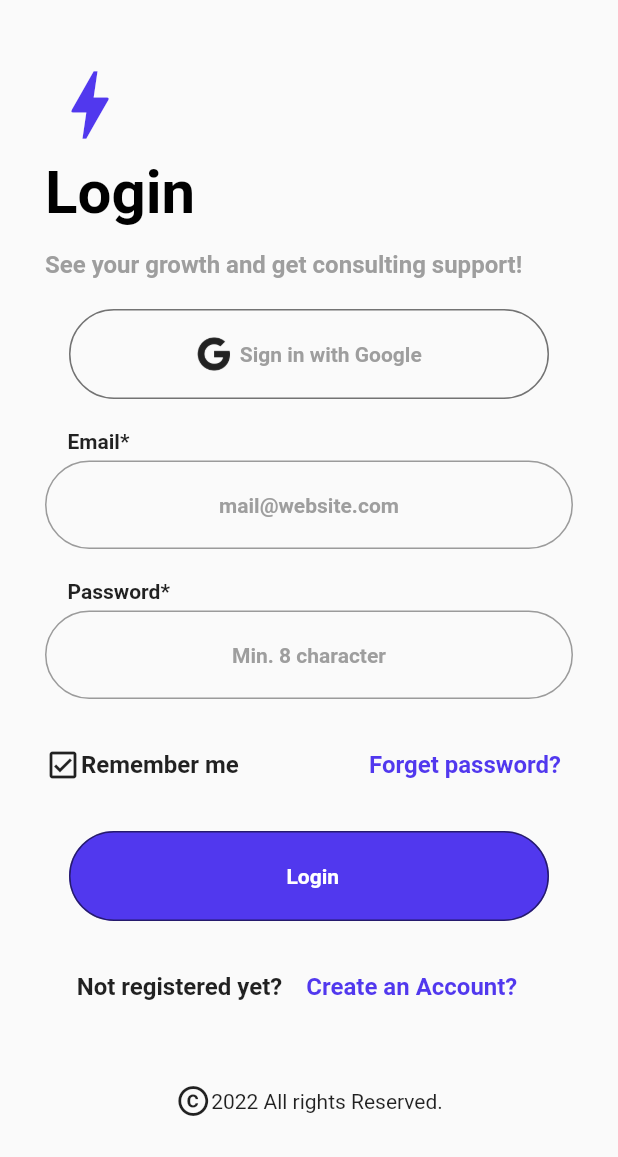
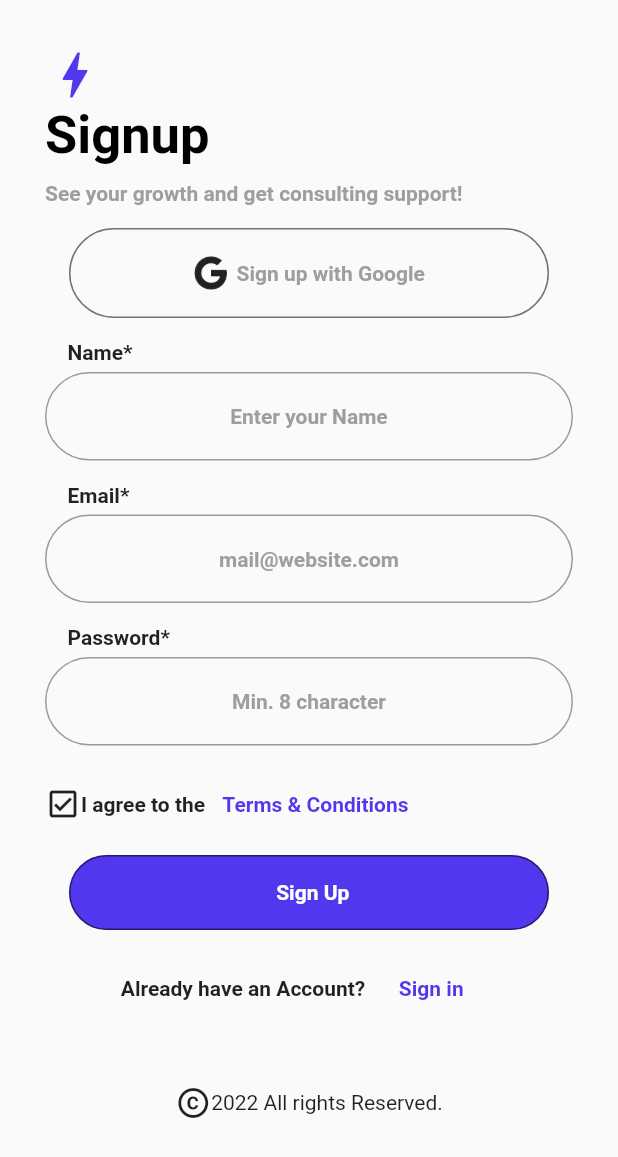
Before and after one commit to Surpriso2017/login-and-signup-screens-design-arunwosti, a Flutter app: the screen it shows after launch, on a phone screen of 412 x 824 dp. Shown: the top 1157 px of the screen. Run offline on Flutter 3.47's test engine with Material 2 defaults, Android fonts, the phone set to English and light mode, and no system bars.

Commit message:
Signup page created

```diff
--- a/lib/main.dart
+++ b/lib/main.dart
@@ -1,4 +1,5 @@
 import 'package:dashboard/login_screen.dart';
+import 'package:dashboard/signup_screen.dart';
 import 'package:flutter/material.dart';
 
 void main() {
@@ -15,7 +16,7 @@ class MyApp extends StatelessWidget {
       debugShowCheckedModeBanner: false,
 
 
-      home: const LoginPage(),
+      home: const SignupPage(),
     );
   }
 }
--- /dev/null
+++ b/lib/signup_screen.dart
@@ -0,0 +1,337 @@
+import 'package:flutter/material.dart';
+
+class SignupPage extends StatefulWidget {
+  const SignupPage({ Key? key }) : super(key: key);
+
+  @override
+  _SignupPageState createState() => _SignupPageState();
+}
+
+class _SignupPageState extends State<SignupPage> {
+ final purpcolor = Color(0xff5138EE);
+  @override
+  Widget build(BuildContext context) {
+    return Scaffold(
+
+      body: Padding(
+        padding: const EdgeInsets.only(left: 30, right: 30),
+        child: SingleChildScrollView(
+          child: Column(
+
+            children: <Widget>[
+                Row(
+                    children: [
+                      Padding(
+                        padding: const EdgeInsets.only(top: 30, ),
+                        child: Icon(Icons.bolt, color:purpcolor,
+                        size: 40,),
+                      )
+                    ],
+              ),
+              Padding(
+                padding: const EdgeInsets.only( bottom: 10),
+                child: Row(
+                  children:< Text>[
+                  Text('Signup',
+                   style: TextStyle(color: Colors.black,
+                          fontSize: 35,
+                          fontWeight: FontWeight.bold ),
+                   )
+            ],
+
+                ),
+              ),
+
+               Row(
+                 children: <Text>[
+                   Text('See your growth and get consulting support!',
+                   style: TextStyle(color: Colors.grey,
+                   fontSize: 14,
+                   fontWeight: FontWeight.bold),
+                   )
+                 ],
+               ),
+
+               //============Sized Box====================================
+                      SizedBox( height: 15,),
+               //==========================================================
+
+
+                  Container(
+                    height: 60,
+                    child: MaterialButton(onPressed: (){},
+
+                     child: Container(
+                     height:60,
+
+                     color: Colors.transparent,
+                     child: Container(
+                       decoration: BoxDecoration(
+                         border: Border.all(
+                           color: Colors.black54,
+                           style: BorderStyle.solid,
+                           width: 1,
+                         ),
+                         color: Colors.transparent,
+                        borderRadius: BorderRadius.circular(30),
+                       ),
+                       child: Padding(
+                         padding: const EdgeInsets.only(left:45.0,right: 45),
+                         child: Row(
+                           mainAxisAlignment: MainAxisAlignment.center,
+                           children:<Widget> [
+                             Center(
+                               child: ImageIcon(AssetImage('assets/images/google-icon.png')),
+
+                             ),
+                             Center(
+                               child: Padding(
+                                 padding: const EdgeInsets.only(left: 5),
+                                 child: Text('Sign up with Google',
+                                         style: TextStyle(color: Colors.grey,
+                                          fontSize: 14,
+                                           fontWeight: FontWeight.bold),),
+                               ),
+                             ),
+
+                           ],
+                         ),
+                       ),
+                     ),
+               ),
+                 ),
+                  ),
+
+                //============Sized Box====================================
+                      SizedBox( height: 15,),
+               //==========================================================
+
+               Row(
+                 children: [
+                   Padding(
+                     padding:  const EdgeInsets.only(bottom: 5, left: 15),
+                     child: Text('Name*', style: TextStyle(fontWeight: FontWeight.bold),),
+                   )
+                 ],
+               ),
+
+              Container(
+                child: Column(
+                  children: [
+                    TextField(
+                     textAlign: TextAlign.center,
+                     decoration: InputDecoration(
+                       hintText: 'Enter your Name',
+                       hintStyle: TextStyle(color: Colors.grey,
+                                    fontSize: 14,
+                                     fontWeight: FontWeight.bold),
+                         border: OutlineInputBorder(borderRadius: BorderRadius.circular(30))
+
+                     ),
+                    ),
+                  ],
+                ),
+              ),
+
+
+               //============Sized Box====================================
+                      SizedBox( height: 15,),
+               //==========================================================
+
+                 Row(
+                   children: [
+                     Padding(
+                       padding: const EdgeInsets.only(bottom: 5, left: 15),
+                       child: const Text('Email*',textAlign: TextAlign.left,
+                               style: TextStyle(fontWeight: FontWeight.bold),
+                               )
+
+                     ),
+                   ],
+                 ),
+               Container(
+                 child: Column(
+                   children: [
+
+
+                     TextField(
+                       textAlign: TextAlign.center,
+                       decoration: InputDecoration(
+                         hintText: 'mail@website.com',
+                         hintStyle: TextStyle(color: Colors.grey,
+                                    fontSize: 14,
+                                     fontWeight: FontWeight.bold),
+                         border: OutlineInputBorder(borderRadius: BorderRadius.circular(30))
+
+                       ),
+                     ),
+
+                      //============Sized Box====================================
+                      SizedBox( height: 15,),
+                     //=============Password===================================
+
+                       Row(
+                   children: [
+                     Padding(
+                       padding: const EdgeInsets.only(bottom: 5, left: 15),
+                       child: const Text('Password*',textAlign: TextAlign.left,
+                               style: TextStyle(fontWeight: FontWeight.bold),
+                               )
+
+                     ),
+                   ],
+                 ),
+
+                 //=============2nd Text Field===================================
+                     TextField(
+
+                       textAlign: TextAlign.center,
+                       obscureText: true,
+                       decoration: InputDecoration(
+                         hintText: 'Min. 8 character',
+                         hintStyle: TextStyle(color: Colors.grey,
+                                    fontSize: 14,
+                                     fontWeight: FontWeight.bold),
+
+                         border: OutlineInputBorder(borderRadius: BorderRadius.circular(30)),
+
+
+                       ),
+                     )
+
+
+                   ],
+                 ),
+               ),
+
+                //============Sized Box====================================
+                      SizedBox( height: 15,),
+               //====================forget password================================
+
+               Row(
+
+                 children: [
+                   Row(
+                     children: [
+                       Icon(Icons.check_box_outlined),
+                       Text('I agree to the ', style: TextStyle(fontWeight: FontWeight.bold, fontSize: 14),),
+
+                     ],
+                   ),
+                   Column(
+                      children: [
+                        TextButton(onPressed: (){},
+                        child:
+                        Text('Terms & Conditions', style: TextStyle(color: purpcolor ,fontWeight: FontWeight.bold,fontSize: 14),)
+                     ),
+                      ],
+                   )
+                 ],
+               ),
+
+
+               //============Sized Box====================================
+                      SizedBox( height: 10,),
+               //========================================================
+              //==============================Login Button======================================
+
+
+
+               MaterialButton(onPressed: (){},
+                 child:
+                   Container(
+                     height:50,
+                     color: Colors.transparent,
+                     child: Container(
+                       decoration: BoxDecoration(
+                         border: Border.all(
+                           color: Colors.black54,
+                           style: BorderStyle.solid,
+                           width: 1,
+                         ),
+                         color: purpcolor,
+                        borderRadius: BorderRadius.circular(30),
+                       ),
+                       child: Row(
+                         mainAxisAlignment: MainAxisAlignment.center,
+                         children:<Widget> [
+
+
+                            Center(
+                              child: Padding(
+                                padding: const EdgeInsets.only(left: 5),
+                                child: Text('Sign Up',
+                                        style: TextStyle(color: Colors.white,
+                                         fontSize: 14,
+                                          fontWeight: FontWeight.bold),),
+                              ),
+                            ),
+
+                         ],
+                       ),
+                     ),
+                   ),
+
+               ),
+
+                //============Sized Box====================================
+                      SizedBox( height: 15,),
+               //===========================================================
+
+               //===============================Sign In======================================
+               Row(
+                 mainAxisAlignment: MainAxisAlignment.center,
+                 children: [
+                   Column(
+                     children: [
+                       Text('Already have an Account?', style: TextStyle(fontWeight: FontWeight.bold, fontSize: 14),)
+                     ],
+                   ),
+                   Column(
+                     children: [
+                       MaterialButton(onPressed: (){},
+
+                       child: Text('Sign in', style: TextStyle(fontWeight: FontWeight.bold, fontSize: 14, color: purpcolor),) ,)
+
+                     ],
+                   ),
+                 ],
+               ),
+
+
+              //============Sized Box====================================
+                      SizedBox( height: 40,),
+               //===========================================================
+
+
+               //=======================Copyright===============================
+
+               Row(
+                 mainAxisAlignment: MainAxisAlignment.center,
+                 children: [
+                   Column(
+                     children: [
+                       Icon(Icons.copyright_outlined)
+                     ],
+                   ),
+                   Column(
+                     children: [
+                       Text('2022 All rights Reserved.')
+                     ],
+                   )
+                 ],
+               )
+                ],
+
+
+
+
+
+
+          ),
+        ),
+      ),
+
+    );
+  }
+}
```
